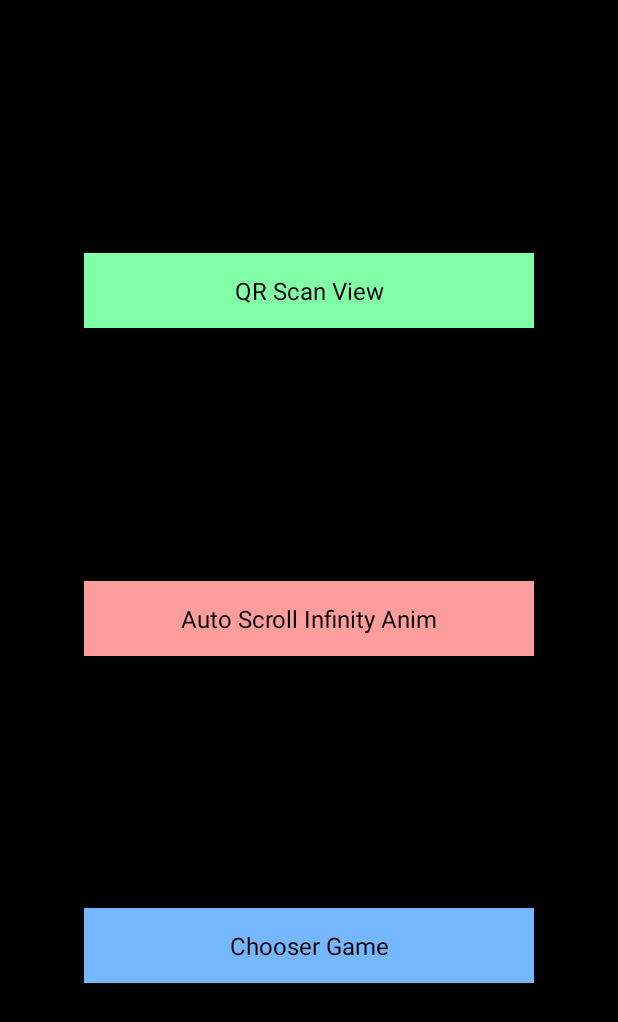
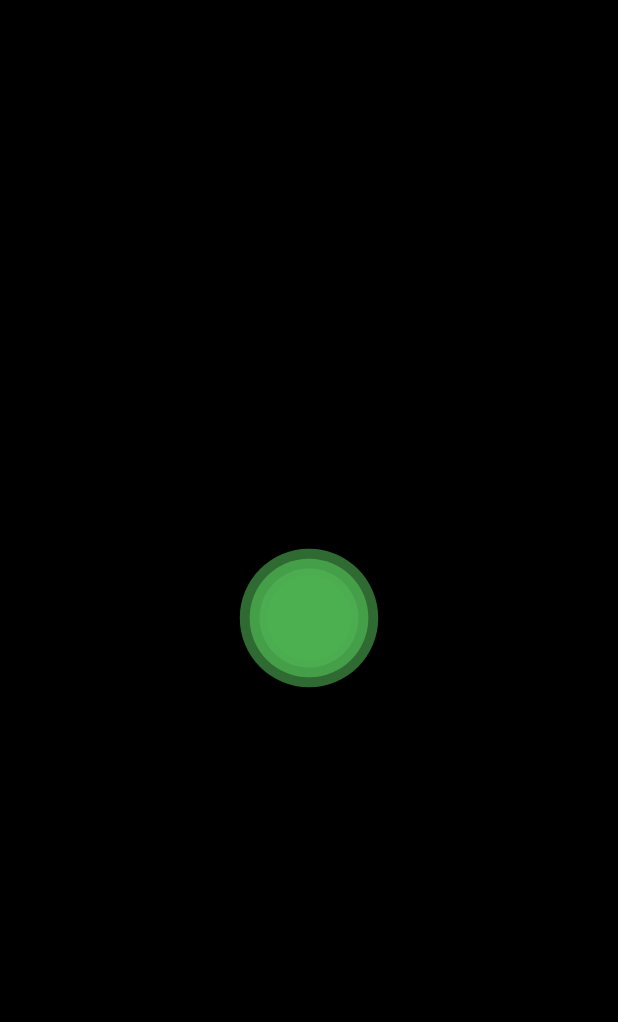
Before and after one commit to Dat-PV-134/AndroidCanvasInDepthSeminar, an Android app: the screen it shows after launch (MainActivity before the commit, ChooserGameActivity after it), after a tap on "Chooser Game", on a phone screen of 412 x 824 dp. Shown: the top 1022 px of the screen. Run offline under Robolectric (Android 15) with nearby library versions, the light colour scheme and no system bars.

Commit message:
done step 1 chooser game

```diff
--- a/app/src/main/AndroidManifest.xml
+++ b/app/src/main/AndroidManifest.xml
@@ -12,6 +12,9 @@
         android:supportsRtl="true"
         android:theme="@style/Theme.AndroidCanvasInDepthSeminar"
         tools:targetApi="31">
+        <activity
+            android:name=".chooser_game.ChooserGameActivity"
+            android:exported="false" />
         <activity
             android:name=".auto_infinity_scroll.AutoInfinityScrollAnimActivity"
             android:exported="false" />
--- a/app/src/main/java/com/xgame/androidcanvasindepthseminar/MainActivity.kt
+++ b/app/src/main/java/com/xgame/androidcanvasindepthseminar/MainActivity.kt
@@ -4,6 +4,7 @@ import android.content.Intent
 import android.os.Bundle
 import androidx.appcompat.app.AppCompatActivity
 import com.xgame.androidcanvasindepthseminar.auto_infinity_scroll.AutoInfinityScrollAnimActivity
+import com.xgame.androidcanvasindepthseminar.chooser_game.ChooserGameActivity
 import com.xgame.androidcanvasindepthseminar.databinding.ActivityMainBinding
 import com.xgame.androidcanvasindepthseminar.qr_scan.QRScanActivity
 
@@ -24,7 +25,7 @@ class MainActivity : AppCompatActivity() {
         }
 
         binding.btnChooserGame.setOnClickListener {
-
+            startActivity(Intent(this@MainActivity, ChooserGameActivity::class.java))
         }
     }
 }
--- /dev/null
+++ b/app/src/main/java/com/xgame/androidcanvasindepthseminar/chooser_game/ChooserGameActivity.kt
@@ -0,0 +1,20 @@
+package com.xgame.androidcanvasindepthseminar.chooser_game
+
+import android.os.Bundle
+import androidx.activity.enableEdgeToEdge
+import androidx.appcompat.app.AppCompatActivity
+import androidx.core.view.ViewCompat
+import androidx.core.view.WindowInsetsCompat
+import com.xgame.androidcanvasindepthseminar.R
+import com.xgame.androidcanvasindepthseminar.databinding.ActivityChooserGameBinding
+
+class ChooserGameActivity : AppCompatActivity() {
+    private lateinit var binding: ActivityChooserGameBinding
+
+    override fun onCreate(savedInstanceState: Bundle?) {
+        super.onCreate(savedInstanceState)
+        enableEdgeToEdge()
+        binding = ActivityChooserGameBinding.inflate(layoutInflater)
+        setContentView(binding.root)
+    }
+}
--- /dev/null
+++ b/app/src/main/java/com/xgame/androidcanvasindepthseminar/chooser_game/ChooserGameView.kt
@@ -0,0 +1,107 @@
+package com.xgame.androidcanvasindepthseminar.chooser_game
+
+import android.animation.ValueAnimator
+import android.content.Context
+import android.graphics.Canvas
+import android.graphics.Color
+import android.graphics.Paint
+import android.util.AttributeSet
+import android.view.View
+import android.view.animation.AccelerateDecelerateInterpolator
+import androidx.core.graphics.toColorInt
+
+class ChooserGameView : View {
+    private val paint = Paint(Paint.ANTI_ALIAS_FLAG)
+    private var centerX = 0f
+    private var centerY = 0f
+    private val circles = mutableListOf<Circle>()
+    private val circleCount = 5
+
+    private data class Circle(
+        var radius: Float = 0f,
+        var alpha: Int = 255,
+        var speed: Float = 1f,
+        var currentScale: Float = 1f
+    )
+
+    constructor(context: Context) : super(context)
+
+    constructor(context: Context, attrs: AttributeSet?) : super(context, attrs)
+
+    constructor(context: Context, attrs: AttributeSet?, defStyleAttr: Int) : super(
+        context,
+        attrs,
+        defStyleAttr
+    )
+
+    init {
+        post {
+            centerX = width / 2f
+            centerY = height / 2f
+            setupCircles()
+            startAnimation()
+        }
+    }
+
+    private fun setupCircles() {
+        // Tạo các vòng tròn với tốc độ và kích thước khác nhau
+        repeat(circleCount) { index ->
+            circles.add(Circle(
+                radius = width * (0.06f + index * 0.02f),  // Bán kính tăng dần
+                alpha = 255 - (index * 40),                 // Độ trong suốt giảm dần
+                speed = 1f + (index * 0.3f)                // Tốc độ tăng dần
+            ))
+        }
+    }
+
+    private fun startAnimation() {
+        circles.forEachIndexed { index, circle ->
+            ValueAnimator.ofFloat(0.8f, 1.3f).apply {
+                duration = (1500 / circle.speed).toLong()  // Thời gian giảm khi speed tăng
+                repeatMode = ValueAnimator.REVERSE
+                repeatCount = ValueAnimator.INFINITE
+                interpolator = AccelerateDecelerateInterpolator()
+
+                addUpdateListener { animator ->
+                    circle.currentScale = animator.animatedValue as Float
+                    invalidate()
+                }
+
+                start()
+            }
+        }
+    }
+
+    override fun onSizeChanged(w: Int, h: Int, oldw: Int, oldh: Int) {
+        super.onSizeChanged(w, h, oldw, oldh)
+        centerX = w / 2f
+        centerY = h / 2f
+        setupCircles()
+    }
+
+    override fun onDraw(canvas: Canvas) {
+        super.onDraw(canvas)
+
+        // Vẽ từ ngoài vào trong để vòng trong đè lên vòng ngoài
+        for (i in circles.size - 1 downTo 0) {
+            val circle = circles[i]
+            paint.apply {
+                style = Paint.Style.FILL
+                color = "#4CAF50".toColorInt()
+                alpha = circle.alpha
+            }
+
+            // Vẽ vòng tròn với scale hiện tại
+            canvas.drawCircle(
+                centerX,
+                centerY,
+                circle.radius * circle.currentScale,
+                paint
+            )
+        }
+    }
+
+    override fun onDetachedFromWindow() {
+        super.onDetachedFromWindow()
+    }
+}
--- /dev/null
+++ b/app/src/main/res/layout/activity_chooser_game.xml
@@ -0,0 +1,14 @@
+<?xml version="1.0" encoding="utf-8"?>
+<androidx.constraintlayout.widget.ConstraintLayout xmlns:android="http://schemas.android.com/apk/res/android"
+    xmlns:app="http://schemas.android.com/apk/res-auto"
+    xmlns:tools="http://schemas.android.com/tools"
+    android:id="@+id/main"
+    android:background="@color/black"
+    android:layout_width="match_parent"
+    android:layout_height="match_parent"
+    tools:context=".chooser_game.ChooserGameActivity">
+
+    <com.xgame.androidcanvasindepthseminar.chooser_game.ChooserGameView
+        android:layout_width="match_parent"
+        android:layout_height="match_parent"/>
+</androidx.constraintlayout.widget.ConstraintLayout>
```
